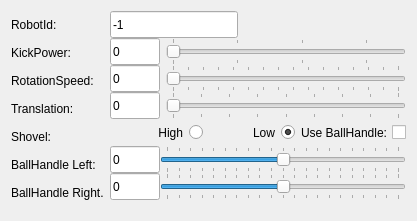
Qt form rqt_msl_joystick/ui/rqt_msl_joystick/Joystick.ui (dasys-lab/cnc-msl) before a commit.
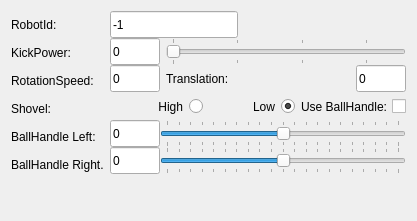
The same form after that commit.

The edit to the form file:
```diff
--- a/rqt_msl_joystick/ui/rqt_msl_joystick/Joystick.ui
+++ b/rqt_msl_joystick/ui/rqt_msl_joystick/Joystick.ui
@@ -73,25 +73,6 @@
        </property>
       </widget>
      </item>
-     <item>
-      <widget class="QLabel" name="translationLabel">
-       <property name="minimumSize">
-        <size>
-         <width>0</width>
-         <height>28</height>
-        </size>
-       </property>
-       <property name="maximumSize">
-        <size>
-         <width>16777215</width>
-         <height>27</height>
-        </size>
-       </property>
-       <property name="text">
-        <string>Translation:</string>
-       </property>
-      </widget>
-     </item>
      <item>
       <widget class="QLabel" name="shovelLabel">
        <property name="minimumSize">
@@ -297,11 +278,11 @@
         </widget>
        </item>
        <item>
-        <widget class="QSlider" name="rotationSpeedSlider">
+        <widget class="QLabel" name="translationLabel">
          <property name="minimumSize">
           <size>
            <width>0</width>
-           <height>27</height>
+           <height>28</height>
           </size>
          </property>
          <property name="maximumSize">
@@ -310,20 +291,33 @@
            <height>27</height>
           </size>
          </property>
-         <property name="maximum">
-          <number>15</number>
+         <property name="text">
+          <string>Translation:</string>
          </property>
-         <property name="tracking">
-          <bool>false</bool>
+        </widget>
+       </item>
+       <item>
+        <widget class="QLineEdit" name="translationEdit">
+         <property name="minimumSize">
+          <size>
+           <width>0</width>
+           <height>27</height>
+          </size>
          </property>
-         <property name="orientation">
-          <enum>Qt::Horizontal</enum>
+         <property name="maximumSize">
+          <size>
+           <width>50</width>
+           <height>27</height>
+          </size>
          </property>
-         <property name="tickPosition">
-          <enum>QSlider::TicksBothSides</enum>
+         <property name="toolTip">
+          <string>Enter the robots driving speed [mm/sec] between 0 and 4000.</string>
          </property>
-         <property name="tickInterval">
-          <number>1</number>
+         <property name="text">
+          <string>0</string>
+         </property>
+         <property name="maxLength">
+          <number>7</number>
          </property>
         </widget>
        </item>
@@ -337,62 +331,6 @@
        <property name="sizeConstraint">
         <enum>QLayout::SetDefaultConstraint</enum>
        </property>
-       <item>
-        <widget class="QLineEdit" name="translationEdit">
-         <property name="minimumSize">
-          <size>
-           <width>0</width>
-           <height>27</height>
-          </size>
-         </property>
-         <property name="maximumSize">
-          <size>
-           <width>50</width>
-           <height>27</height>
-          </size>
-         </property>
-         <property name="toolTip">
-          <string>Enter the robots driving speed [mm/sec] between 0 and 4000.</string>
-         </property>
-         <property name="text">
-          <string>0</string>
-         </property>
-         <property name="maxLength">
-          <number>4</number>
-         </property>
-        </widget>
-       </item>
-       <item>
-        <widget class="QSlider" name="translationSlider">
-         <property name="minimumSize">
-          <size>
-           <width>0</width>
-           <height>27</height>
-          </size>
-         </property>
-         <property name="maximumSize">
-          <size>
-           <width>16777215</width>
-           <height>27</height>
-          </size>
-         </property>
-         <property name="maximum">
-          <number>4000</number>
-         </property>
-         <property name="tracking">
-          <bool>false</bool>
-         </property>
-         <property name="orientation">
-          <enum>Qt::Horizontal</enum>
-         </property>
-         <property name="tickPosition">
-          <enum>QSlider::TicksBothSides</enum>
-         </property>
-         <property name="tickInterval">
-          <number>500</number>
-         </property>
-        </widget>
-       </item>
       </layout>
      </item>
      <item>
```
Left out of the diff: 2 changed lines with no effect on the pictures.
